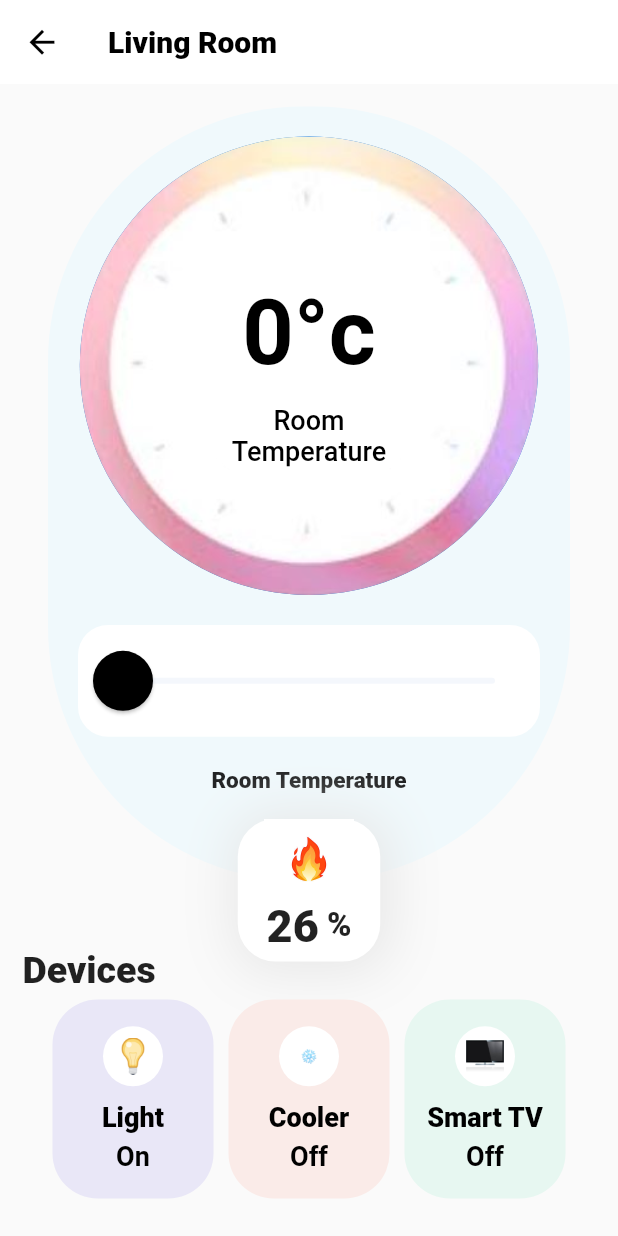
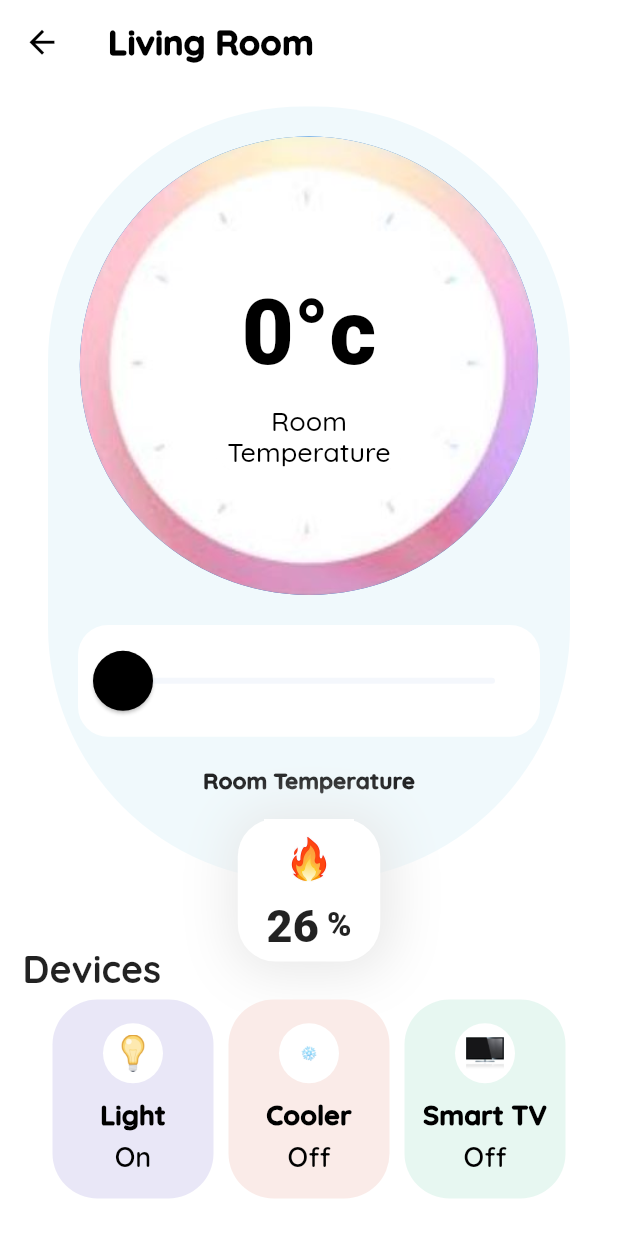
Before and after one commit to Hrishikeshadsod/UI_Home_App, a Flutter app: the screen it shows after launch, after a tap on "Living Room", on a phone screen of 412 x 824 dp. Run offline on Flutter 3.47's test engine with Material 2 defaults, Android fonts, the phone set to English and light mode, and no system bars; our stand-ins replace google_fonts.

Commit message:
Font Styling

```diff
--- a/lib/Home_screen.dart
+++ b/lib/Home_screen.dart
@@ -4,7 +4,7 @@ import 'package:flutter/cupertino.dart';
 import 'package:flutter/widgets.dart';
 import 'REUSABLE_CARD.dart';
 import 'icon_content.dart';
-import 'package:flutter_emoji/flutter_emoji.dart';
+import 'package:google_fonts/google_fonts.dart';
 
 
 class HomeScreen extends StatefulWidget {
@@ -56,9 +56,11 @@ class _HomeScreenState extends State<HomeScreen> {
                   children: <Widget>[
                     Text(
                       'Hi Sajon',
-                      style: TextStyle(
+                      style: GoogleFonts.quicksand(
+                        textStyle:TextStyle(
                         fontSize: 40.0,
                         fontWeight: FontWeight.w700,
+                      ),
                       ),
                     ),
                     Image.asset(
@@ -76,9 +78,11 @@ class _HomeScreenState extends State<HomeScreen> {
                   children: <Widget>[
                     Text(
                       'Wellcome to Orix Home.',
-                      style: TextStyle(
+                      style: GoogleFonts.quicksand(
+                        textStyle:TextStyle(
                         fontSize: 20.0,
                         fontWeight: FontWeight.w700,
+                      ),
                       ),
                     ),
                   ],
@@ -93,16 +97,20 @@ class _HomeScreenState extends State<HomeScreen> {
                     children: <Widget>[
                       Text(
                         'Your ',
-                        style: TextStyle(
+                        style:GoogleFonts.quicksand(
+                          textStyle: TextStyle(
                           fontSize: 38.0,
                           fontWeight: FontWeight.w300,
+                        ),
                         ),
                       ),
                       Text(
                         'Rooms',
-                        style: TextStyle(
+                        style: GoogleFonts.quicksand(
+                          textStyle:TextStyle(
                           fontSize: 38.0,
                           fontWeight: FontWeight.w800,
+                        ),
                         ),
                       ),
                       Expanded(
@@ -112,7 +120,6 @@ class _HomeScreenState extends State<HomeScreen> {
                       ),
                       Expanded(
                         child: Container(
-
                           padding: EdgeInsets.all(2),
                           child: Center(
                             child: Row(
@@ -121,8 +128,11 @@ class _HomeScreenState extends State<HomeScreen> {
                               children: [
                                 Text(
                                   'Add',
-                                  style: TextStyle(
+                                  style: GoogleFonts.quicksand(
+                                    textStyle:TextStyle(
+                                      fontWeight: FontWeight.w500,
                                     color: Color(0XFF52B4A8),
+                                  ),
                                   ),
                                 ),
                                 SizedBox(
@@ -144,7 +154,7 @@ class _HomeScreenState extends State<HomeScreen> {
                           ),
                           decoration: BoxDecoration(
                             color: Color(0XFFE1F8F6),
-                            borderRadius: BorderRadius.circular(20.0),
+                            borderRadius: BorderRadius.circular(120.0),
                           ),
                         ),
                       ),
--- a/lib/Living Room.dart
+++ b/lib/Living Room.dart
@@ -5,6 +5,7 @@ import 'Living_Room_Cards.dart';
 import 'REUSABLE_CARD.dart';
 import 'icon_content.dart';
 import 'shadowContainer.dart';
+import 'package:google_fonts/google_fonts.dart';
 
 class LivingRoom extends StatefulWidget {
   double temp = 26;
@@ -17,26 +18,28 @@ class _LivingRoomState extends State<LivingRoom> {
   @override
   Widget build(BuildContext context) {
     return Scaffold(
+      backgroundColor: Colors.white,
       appBar: AppBar(
         title: Text(
           'Living Room',
-              style: TextStyle(
-                color:Colors.black,
-                fontSize: 20,
+          style: GoogleFonts.quicksand(
+            textStyle: TextStyle(
+              color: Colors.black,
+              fontSize: 23,
               fontWeight: FontWeight.w900,
             ),
-
+          ),
         ),
         elevation: 0,
         leading: IconButton(
           icon: Icon(Icons.arrow_back_sharp),
           color: Colors.black,
-          iconSize:25 ,
+          iconSize: 25,
           onPressed: () {
             Navigator.pop(context);
           },
         ),
-        shadowColor:Colors.white,
+        shadowColor: Colors.white,
         backgroundColor: Colors.white,
       ),
       body: SafeArea(
@@ -85,10 +88,11 @@ class _LivingRoomState extends State<LivingRoom> {
                                       child: CircleAvatar(
                                         radius: 117,
                                         backgroundColor: Colors.white,*/
-                                      backgroundImage:AssetImage('assets/images/clock.JPG'),
+                                      backgroundImage:
+                                          AssetImage('assets/images/clock.JPG'),
                                       child: CircleAvatar(
                                         radius: 87,
-                                          backgroundColor:Colors.white ,
+                                        backgroundColor: Colors.white,
                                         child: Column(
                                           mainAxisAlignment:
                                               MainAxisAlignment.center,
@@ -102,7 +106,7 @@ class _LivingRoomState extends State<LivingRoom> {
                                                 '$temp°c',
                                                 style: TextStyle(
                                                   fontSize: 60,
-                                                    fontWeight: FontWeight.w700,
+                                                  fontWeight: FontWeight.w800,
                                                   color: Colors.black,
                                                 ),
                                               ),
@@ -111,10 +115,12 @@ class _LivingRoomState extends State<LivingRoom> {
                                               flex: 1,
                                               child: Text(
                                                 'Room',
-                                                  style: TextStyle(
+                                                style: GoogleFonts.quicksand(
+                                                  textStyle:TextStyle(
                                                   fontSize: 18,
                                                   fontWeight: FontWeight.w500,
                                                   color: Colors.black,
+                                                ),
                                                 ),
                                               ),
                                             ),
@@ -122,10 +128,12 @@ class _LivingRoomState extends State<LivingRoom> {
                                               flex: 1,
                                               child: Text(
                                                 'Temperature',
-                                                  style: TextStyle(
+                                                style:GoogleFonts.quicksand(
+                                                  textStyle: TextStyle(
                                                   fontSize: 18,
                                                   fontWeight: FontWeight.w500,
                                                   color: Colors.black,
+                                                ),
                                                 ),
                                               ),
                                             ),
@@ -137,7 +145,6 @@ class _LivingRoomState extends State<LivingRoom> {
                                       ),
                                     ),
                                   ),
-
                                   Expanded(
                                     flex: 3,
                                     child: Padding(
@@ -175,18 +182,18 @@ class _LivingRoomState extends State<LivingRoom> {
                                       ),
                                     ),
                                   ),
-
                                   Expanded(
                                     flex: 2,
                                     child: Text(
                                       'Room Temperature',
-                                      style: TextStyle(
+                                      style: GoogleFonts.quicksand(
+                                        textStyle:TextStyle(
                                         fontWeight: FontWeight.w900,
                                         fontSize: 15,
                                       ),
                                       ),
                                     ),
-
+                                  ),
                                 ],
                               ),
                             ),
@@ -218,9 +225,11 @@ class _LivingRoomState extends State<LivingRoom> {
                   children: <Widget>[
                     Text(
                       'Devices',
-                      style: TextStyle(
+                      style: GoogleFonts.quicksand(
+                        textStyle:TextStyle(
                         fontSize: 25,
                         fontWeight: FontWeight.w800,
+                      ),
                     ),
                     ),
                   ],
@@ -230,12 +239,12 @@ class _LivingRoomState extends State<LivingRoom> {
                 flex: 2,
                 //third row
                 child: Padding(
-                  padding:EdgeInsets.only(left:15.0,right:15,bottom: 5 ),
+                  padding: EdgeInsets.only(left: 15.0, right: 15, bottom: 5),
                   child: Row(
                     mainAxisAlignment: MainAxisAlignment.center,
                     children: <Widget>[
                       Expanded(
-                        flex:5,
+                        flex: 5,
                         child: LivingRoomCard(
                           colour: Color(0XFFE9E7F7),
                           icon: "assets/images/light.png",
@@ -243,9 +252,8 @@ class _LivingRoomState extends State<LivingRoom> {
                           label2: 'On',
                         ),
                       ),
-
                       Expanded(
-                        flex:5,
+                        flex: 5,
                         child: LivingRoomCard(
                           colour: Color(0XFFFAEBE8),
                           icon: 'assets/images/cooler.png',
@@ -253,9 +261,8 @@ class _LivingRoomState extends State<LivingRoom> {
                           label2: 'Off',
                         ),
                       ),
-
                       Expanded(
-                        flex:5,
+                        flex: 5,
                         child: LivingRoomCard(
                           colour: Color(0XFFE7F7F1),
                           icon: "assets/images/tv.jpg",
--- a/lib/Living_Room_Cards.dart
+++ b/lib/Living_Room_Cards.dart
@@ -1,4 +1,5 @@
 import 'package:flutter/material.dart';
+import 'package:google_fonts/google_fonts.dart';
 
 // To design all the containers present in the living room screen
 class LivingRoomCard extends StatelessWidget {
@@ -31,10 +32,12 @@ class LivingRoomCard extends StatelessWidget {
           ),
           Text(
             label,
-            style: TextStyle(
+            style:GoogleFonts.quicksand(
+              textStyle: TextStyle(
               fontSize: 18.0,
               fontWeight: FontWeight.w900,
               color: Colors.black,
+            ),
             ),
           ),
           SizedBox(
@@ -42,12 +45,14 @@ class LivingRoomCard extends StatelessWidget {
           ),
           Text(
             label2,
-            style: TextStyle(
+            style: GoogleFonts.quicksand(
+              textStyle:TextStyle(
               fontSize: 18.0,
               fontWeight: FontWeight.w600,
               color: Colors.black,
             ),
-          )
+          ),
+          ),
         ],
       ),
       margin: EdgeInsets.all(5.0),
--- a/pubspec.yaml
+++ b/pubspec.yaml
@@ -29,7 +29,7 @@ dependencies:
   # The following adds the Cupertino Icons font to your application.
   # Use with the CupertinoIcons class for iOS style icons.
   cupertino_icons: ^1.0.0
-  font_awesome_flutter: ^8.4.0
+  google_fonts: ^2.0.0
 dev_dependencies:
   flutter_test:
     sdk: flutter
@@ -51,6 +51,7 @@ flutter:
   #   - images/a_dot_ham.jpeg
   assets:
     - assets/images/
+
 
 
   # An image asset can refer to one or more resolution-specific "variants", see
```
Also changed, not shown: pubspec.lock. Lines whose indentation alone changed are shown as unchanged.
